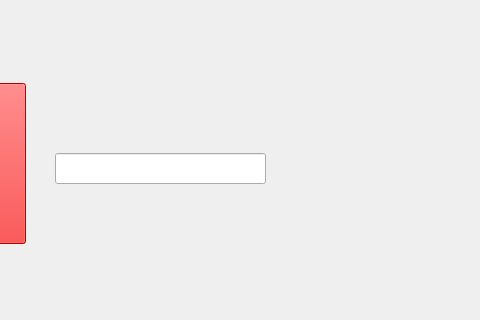
Above: Projet_IHM/Automatique/mainwindow.ui from qwendling/TPNote_IHM before the change; both pictures show x 445 to 925 and y 264 to 584 of the 1499 by 584 pixel window. Below: the same form after it.
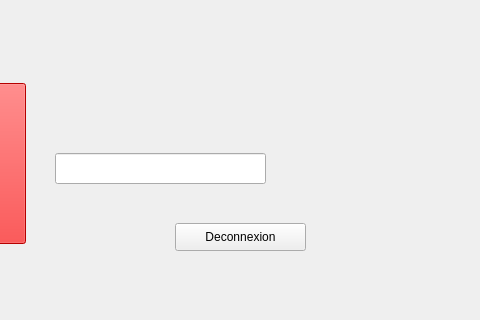
That is the form after the change. The open tabs and pages were chosen to show the change. Icons and pictures are not drawn.

Commit message: Deconnexion easyshit maggle

```diff
--- a/Projet_IHM/Automatique/mainwindow.ui
+++ b/Projet_IHM/Automatique/mainwindow.ui
@@ -722,6 +722,19 @@
        <pixmap resource="../Simulation/image.qrc">:/pics/RessourcesGraph/Porte.png</pixmap>
       </property>
      </widget>
+     <widget class="QPushButton" name="pushButton">
+      <property name="geometry">
+       <rect>
+        <x>620</x>
+        <y>470</y>
+        <width>131</width>
+        <height>28</height>
+       </rect>
+      </property>
+      <property name="text">
+       <string>Deconnexion</string>
+      </property>
+     </widget>
     </widget>
     <widget class="QWidget" name="InterfaceAutomatique">
      <widget class="QWidget" name="verticalLayoutWidget">
```
Left out of the diff: 7 changed lines with no effect on the pictures. The commit also changes 2 other files.
